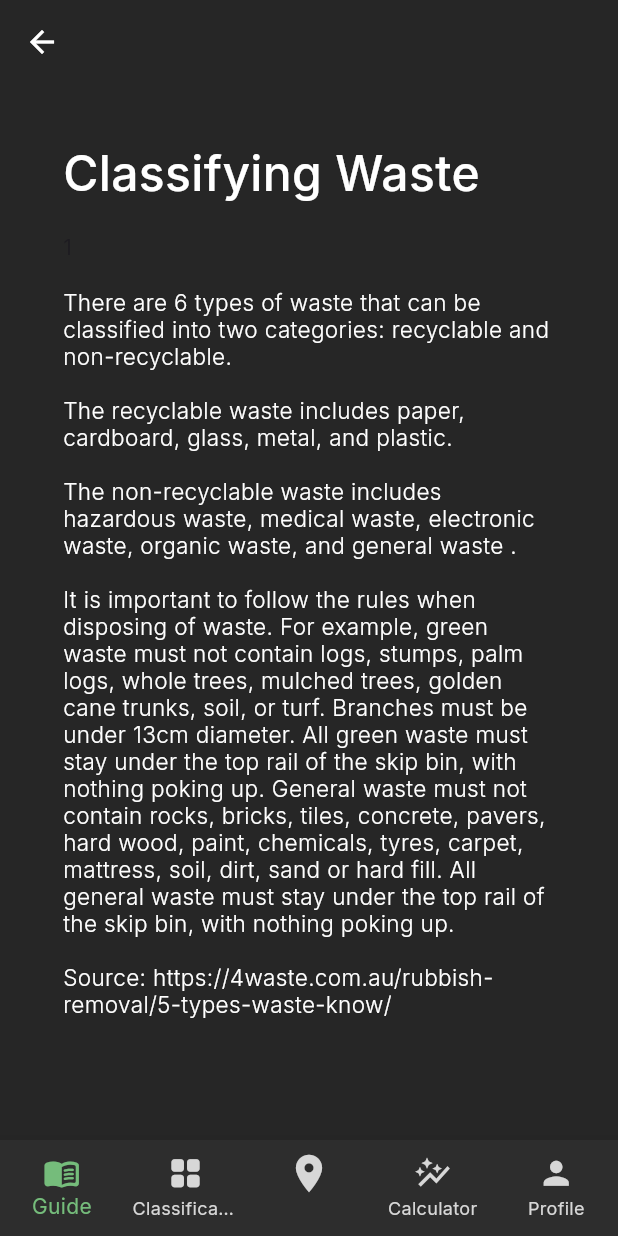
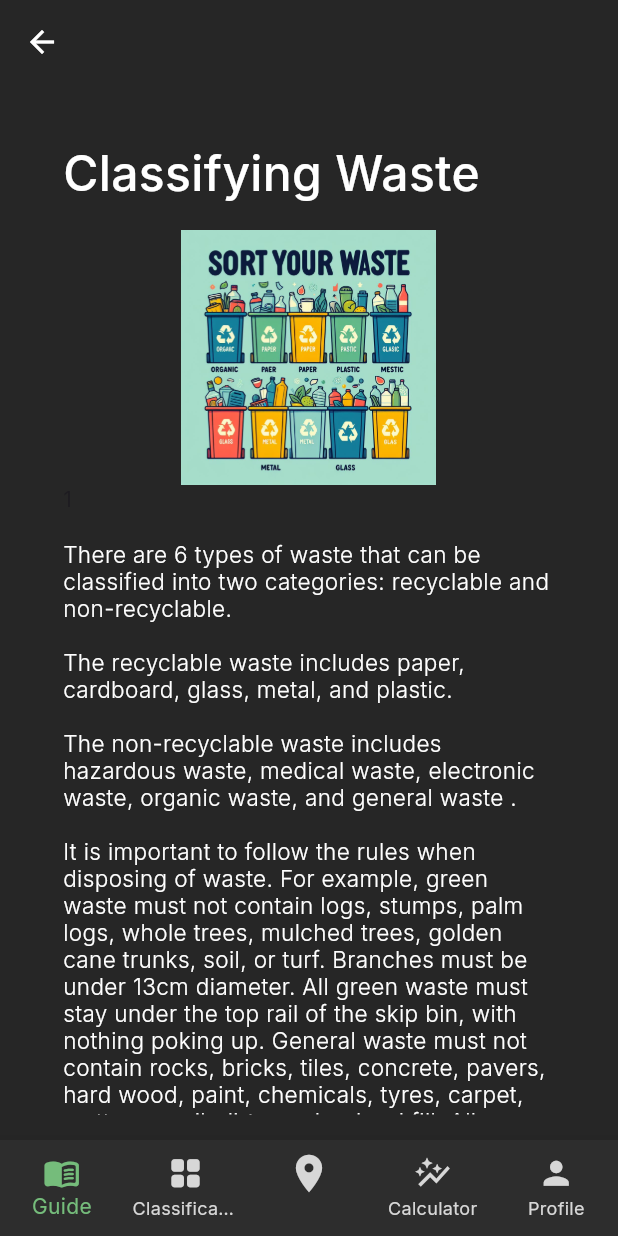
Before and after one commit to competeteam/EcoBin, a Flutter app: the Guide screen opened by its route, after a tap on "Classifying Waste", on a phone screen of 412 x 824 dp. Run offline on Flutter 3.47's test engine with Material 3 defaults, Android fonts, the phone set to English and light mode, and no system bars; our stand-ins replace camera, cloud_firestore, easy_debounce, firebase_auth, firebase_core, firebase_storage and 12 more; missing offline and left inert: country_picker_plus, flutter_tflite; accounts and stored records are empty; generated files the repository leaves out were written again.

Commit message:
feat: add guide image

```diff
--- a/lib/models/guide_content.dart
+++ b/lib/models/guide_content.dart
@@ -1,16 +1,34 @@
+import 'dart:async';
+import 'dart:ui';
+import 'dart:io';
+
 import 'package:cloud_firestore/cloud_firestore.dart';
+import 'package:flutter/cupertino.dart';
+import 'package:flutter/services.dart';
 
 class GuideContent{
   final String? title;
   final String? content;
-  final String? imagePath;
+  String? imagePath;
   final Timestamp createdAt;
+  Color cardColor;
   GuideContent({
     this.title,
     this.content,
     this.imagePath,
     Timestamp? createdAt,
-  }) : createdAt = createdAt ?? Timestamp.now();
+    this.cardColor = const Color.fromRGBO(55, 126, 181, 1),
+  }) : createdAt = createdAt ?? Timestamp.now() {
+    try {
+      print(File(imagePath!).existsSync());
+    }
+    catch (e) {
+      print(e);
+      imagePath = "assets/images/photo_unavailable_placeholder_basic.jpg";
+    }
+
+
+  }
 
   factory GuideContent.fromFirestore(
       DocumentSnapshot<Map<String, dynamic>> snapshot,
--- a/lib/page/guide.dart
+++ b/lib/page/guide.dart
@@ -3,6 +3,8 @@ import 'package:flutter/material.dart';
 import 'package:dinacom_2024/models/guide_content.dart';
 import 'package:dinacom_2024/services/guide_service.dart';
 import 'package:go_router/go_router.dart';
+
+const placeholderImage = Image(image: AssetImage('assets/images/photo_unavailable_placeholder_basic.jpg'),);
 
 class Guide extends StatefulWidget {
   const Guide({super.key});
@@ -28,7 +30,7 @@ class _GuideState extends State<Guide> {
       "Plan your meals in advance: \nA lot of waste is generated from people throwing excess food away because they do not plan their meals in advance.\n"
       "\n"
       "Source: https://www.hdfc.com/blog/sustainability-at-hdfc/7-simple-ways-waste-management-home",
-      imagePath: "",
+      imagePath: "assets/images/three_rs.jpg",
     ),
     GuideContent(
       title: "Classifying Waste",
@@ -37,7 +39,8 @@ class _GuideState extends State<Guide> {
           "The non-recyclable waste includes hazardous waste, medical waste, electronic waste, organic waste, and general waste .\n\n"
           "It is important to follow the rules when disposing of waste. For example, green waste must not contain logs, stumps, palm logs, whole trees, mulched trees, golden cane trunks, soil, or turf. Branches must be under 13cm diameter. All green waste must stay under the top rail of the skip bin, with nothing poking up. General waste must not contain rocks, bricks, tiles, concrete, pavers, hard wood, paint, chemicals, tyres, carpet, mattress, soil, dirt, sand or hard fill. All general waste must stay under the top rail of the skip bin, with nothing poking up.\n\n"
           ""
-          "Source: https://4waste.com.au/rubbish-removal/5-types-waste-know/"
+          "Source: https://4waste.com.au/rubbish-removal/5-types-waste-know/",
+      imagePath: "assets/images/classify_waste_campaign.jpg"
     )
   ];
   static List<GuideContent> contents = <GuideContent>[
@@ -49,10 +52,18 @@ class _GuideState extends State<Guide> {
   List<GuideCard> cards = [];
 
   Future<void> _replaceALlGuide() async {
-    var onlineContent = await GuideService().getAllGuides() ?? [];
     contents.clear();
     contents.addAll(localContents);
-    contents.addAll(onlineContent);
+    try {
+      var onlineContent = await GuideService().getAllGuides() ?? [];
+      for (var element in onlineContent) {
+        element.cardColor = const Color(0xFF5A8A62);
+      }
+      contents.addAll(onlineContent);
+    }
+    catch (exception) {
+
+    }
 
     setState(() {
       int p = 0;
@@ -60,6 +71,7 @@ class _GuideState extends State<Guide> {
         title: e.title ?? '',
         subtitle: e.content ?? '',
         imagePath: e.imagePath,
+        cardColor: e.cardColor,
         id: p++,)).toList();
     });
   }
@@ -106,6 +118,7 @@ class GuideCard extends StatelessWidget {
   final String subtitle;
   final String? imagePath;
   final int id;
+  final Color cardColor;
   const GuideCard({super.key,
     this.title = "Lorem Ipsum",
     this.subtitle = "Lorem ipsum dolor sit amet, consectetur adipiscing elit. "
@@ -113,6 +126,7 @@ class GuideCard extends StatelessWidget {
         "Etiam auctor sem nec nisl rhoncus, a malesuada odio fringilla.",
     this.imagePath,
     this.id = -1,
+    this.cardColor = const Color(0xFF377EB5),
   });
 
   @override
@@ -124,7 +138,7 @@ class GuideCard extends StatelessWidget {
       child: Card(
         elevation: 10,
         margin: const EdgeInsets.only(top: 10, bottom: 10),
-        color: const Color(0xFF5A8A62),
+        color: cardColor,
         child: InkWell(
           onTap: () {
             GoRouter.of(context).push('/guide/${id}');
@@ -159,8 +173,9 @@ class GuideCard extends StatelessWidget {
                   width: 80,
                   child: imagePath != null ? Image(
                     image: AssetImage(imagePath!),
-                    errorBuilder: (context, error, stackTrace) => const Placeholder(),
-                  ): const Placeholder()
+                    errorBuilder: (context, error, stackTrace) => placeholderImage,
+                    fit: BoxFit.contain,
+                  ): placeholderImage
               ),
               contentPadding: EdgeInsets.zero,
               minVerticalPadding: 0,
@@ -204,10 +219,13 @@ class GuideArticle extends StatelessWidget {
                 fontWeight: FontWeight.w500,
                 height: 0,
               ),),
+            const SizedBox(height: 18,),
             guideContent.imagePath != null ? SizedBox(
                 height: 170,
                 child: Image(image: AssetImage(guideContent.imagePath!),
-                  errorBuilder: (context, error, stackTrace) => const Placeholder(),)
+                  errorBuilder: (context, error, stackTrace) => placeholderImage,
+                  fit: BoxFit.contain,
+                )
             ) : const SizedBox(height: 20,),
             Text(id.toString()),
             Padding(
```
Also changed, not shown: assets/images/classify_waste_campaign.jpg (added), assets/images/photo_unavailable_placeholder.jpg (added), assets/images/photo_unavailable_placeholder_basic.jpg (added), assets/images/three_rs.jpg (added).
